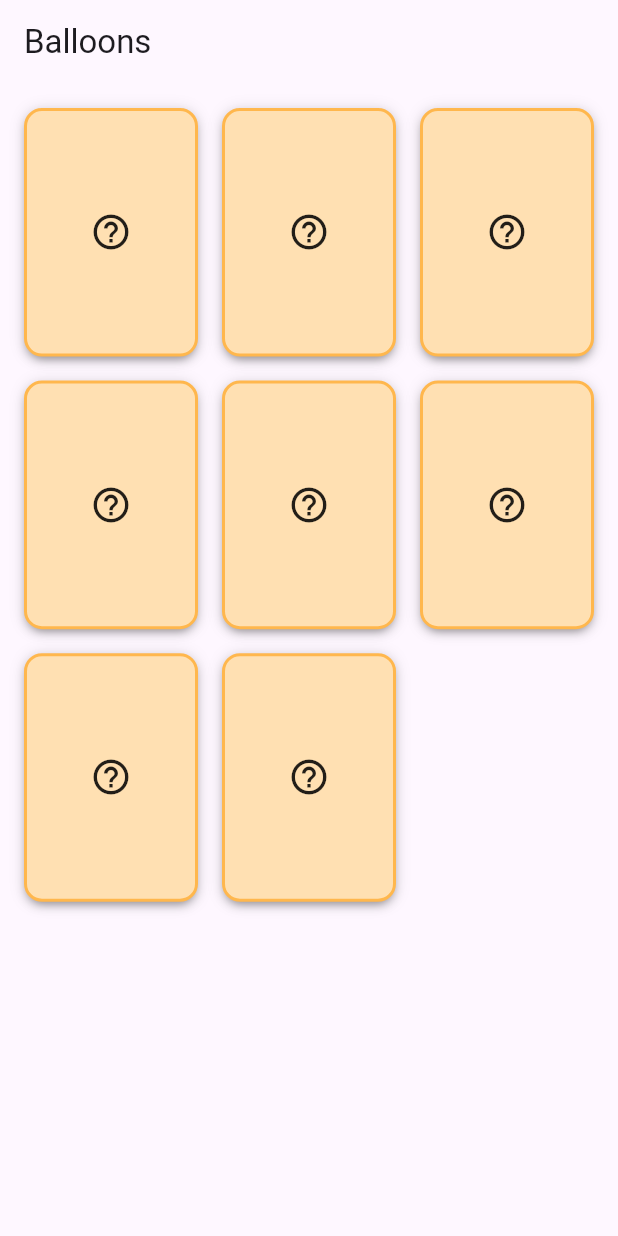
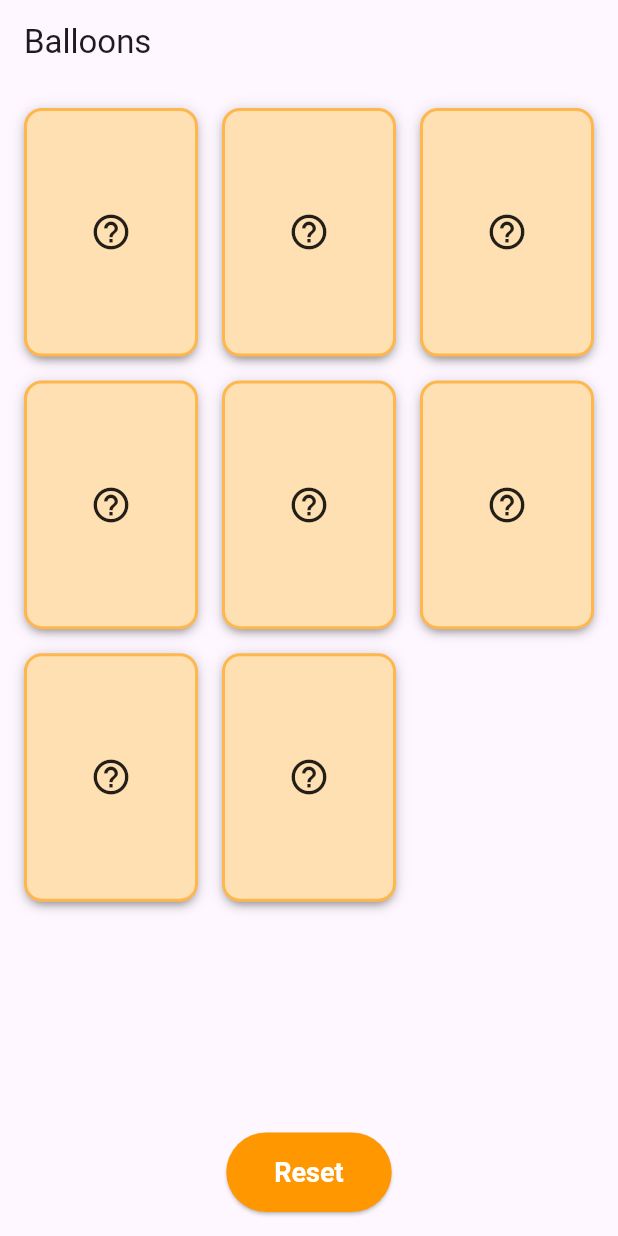
Before and after one commit to andrapop1523-sketch/concentration_game_app, a Flutter app: the screen it shows after launch, on a phone screen of 412 x 824 dp. Run offline on Flutter 3.47's test engine with Material 3 defaults, Android fonts, the phone set to English and light mode, and no system bars.

Commit message:
Add start/reset button

```diff
--- a/lib/game/game_screen.dart
+++ b/lib/game/game_screen.dart
@@ -22,6 +22,18 @@ class _GameScreenState extends State<GameScreen> {
   void initState() {
     super.initState();
     deck = [...colors, ...colors]..shuffle();
+  }
+
+  void resetGame() {
+    flipBackTimer?.cancel();
+    disappearTimer?.cancel();
+
+    setState(() {
+      flippedCards.clear();
+      matchedPairs.clear();
+      disappearingPairs.clear();
+      deck = [...colors, ...colors]..shuffle();
+    });
   }
 
   void onCardTap(int index) {
@@ -69,7 +81,10 @@ class _GameScreenState extends State<GameScreen> {
 
     return Scaffold(
       appBar: AppBar(title: const Text('Balloons')),
-      body: Stack(
+      body: Column(
+        children: [
+          Expanded(
+            child: Stack(
               children: [
                 GridView.builder(
                   padding: const EdgeInsets.all(16),
@@ -124,6 +139,33 @@ class _GameScreenState extends State<GameScreen> {
                   ),
               ],
             ),
+          ),
+          Container(
+            padding: const EdgeInsets.all(16),
+            child: allCardsDisappeared
+                ? ElevatedButton(
+                    onPressed: resetGame,
+                    style: ElevatedButton.styleFrom(
+                      backgroundColor: Colors.green,
+                      foregroundColor: Colors.white,
+                      padding: const EdgeInsets.symmetric(horizontal: 32, vertical: 16),
+                      textStyle: const TextStyle(fontSize: 18, fontWeight: FontWeight.bold),
+                    ),
+                    child: const Text('Start'),
+                  )
+                : ElevatedButton(
+                    onPressed: resetGame,
+                    style: ElevatedButton.styleFrom(
+                      backgroundColor: Colors.orange,
+                      foregroundColor: Colors.white,
+                      padding: const EdgeInsets.symmetric(horizontal: 32, vertical: 16),
+                      textStyle: const TextStyle(fontSize: 18, fontWeight: FontWeight.bold),
+                    ),
+                    child: const Text('Reset'),
+                  ),
+          ),
+        ],
+      ),
     );
   }
 }
```
Lines whose indentation alone changed are shown as unchanged.
